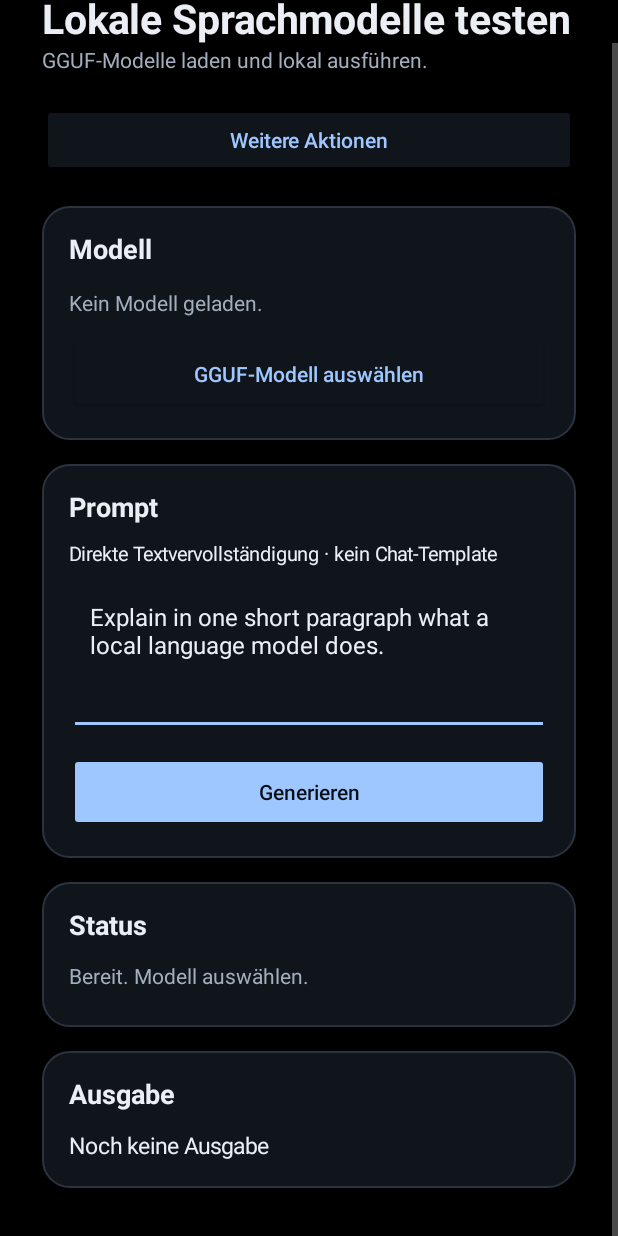
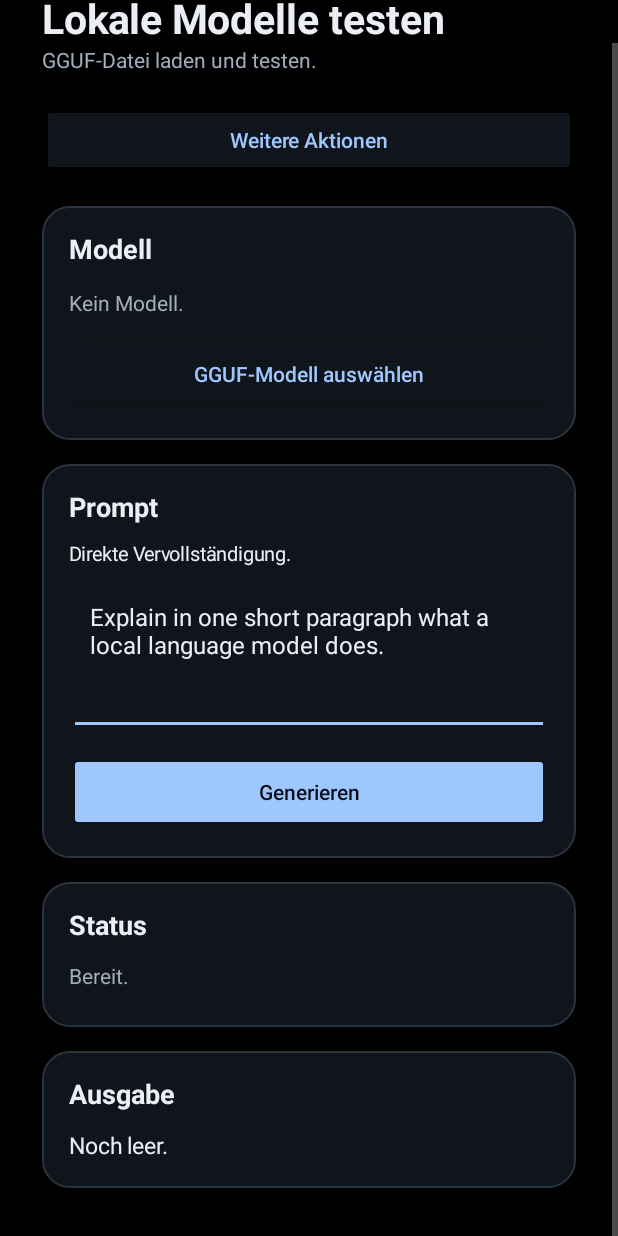
Before and after one commit to MrLongNight/Local_LLM_Reference, an Android app: the screen it shows after launch (MainActivity), scrolled down 30 dp, on a phone screen of 412 x 824 dp. Run offline under Robolectric (Android 15) with nearby library versions, the phone set to English and light mode, and no system bars.

Commit message:
Tighten first-screen copy and label prompt input

```diff
--- a/app/src/main/java/de/mrlongnight/llmreference/MainActivity.kt
+++ b/app/src/main/java/de/mrlongnight/llmreference/MainActivity.kt
@@ -94,14 +94,14 @@ class MainActivity : ComponentActivity() {
         }
 
         pageTitleView = TextView(this).apply {
-            text = "Lokale Sprachmodelle testen"
+            text = "Lokale Modelle testen"
             textSize = 27f
             setTypeface(typeface, Typeface.BOLD)
         }
         content.addView(pageTitleView, matchWidth())
 
         pageSubtitleView = TextView(this).apply {
-            text = "GGUF-Modelle laden und lokal ausführen."
+            text = "GGUF-Datei laden und testen."
             textSize = 14f
         }
         content.addView(pageSubtitleView, matchWidth(bottom = 20))
@@ -121,7 +121,7 @@ class MainActivity : ComponentActivity() {
 
         modelCard = sectionCard("Modell")
         modelView = TextView(this).apply {
-            text = "Kein Modell geladen."
+            text = "Kein Modell."
             textSize = 14f
             setPadding(0, dp(4), 0, dp(12))
         }
@@ -139,7 +139,7 @@ class MainActivity : ComponentActivity() {
 
         promptCard = sectionCard("Prompt")
         promptCard.addView(TextView(this).apply {
-            text = "Direkte Textvervollständigung · kein Chat-Template"
+            text = "Direkte Vervollständigung."
             textSize = 13f
             setPadding(0, 0, 0, dp(10))
         }, matchWidth())
@@ -148,6 +148,7 @@ class MainActivity : ComponentActivity() {
             maxLines = 10
             gravity = Gravity.TOP or Gravity.START
             textSize = 16f
+            contentDescription = "Prompt eingeben"
             setPadding(dp(14), dp(12), dp(14), dp(12))
             inputType = InputType.TYPE_CLASS_TEXT or
                 InputType.TYPE_TEXT_FLAG_MULTI_LINE or
@@ -182,7 +183,7 @@ class MainActivity : ComponentActivity() {
 
         statusCard = sectionCard("Status")
         statusView = TextView(this).apply {
-            text = "Bereit. Modell auswählen."
+            text = "Bereit."
             textSize = 14f
             setPadding(0, dp(2), 0, 0)
             minHeight = dp(28)
@@ -192,7 +193,7 @@ class MainActivity : ComponentActivity() {
 
         outputCard = sectionCard("Ausgabe")
         outputView = TextView(this).apply {
-            text = "Noch keine Ausgabe"
+            text = "Noch leer."
             textSize = 15f
             setLineSpacing(dp(3).toFloat(), 1f)
             setTextIsSelectable(true)
```
